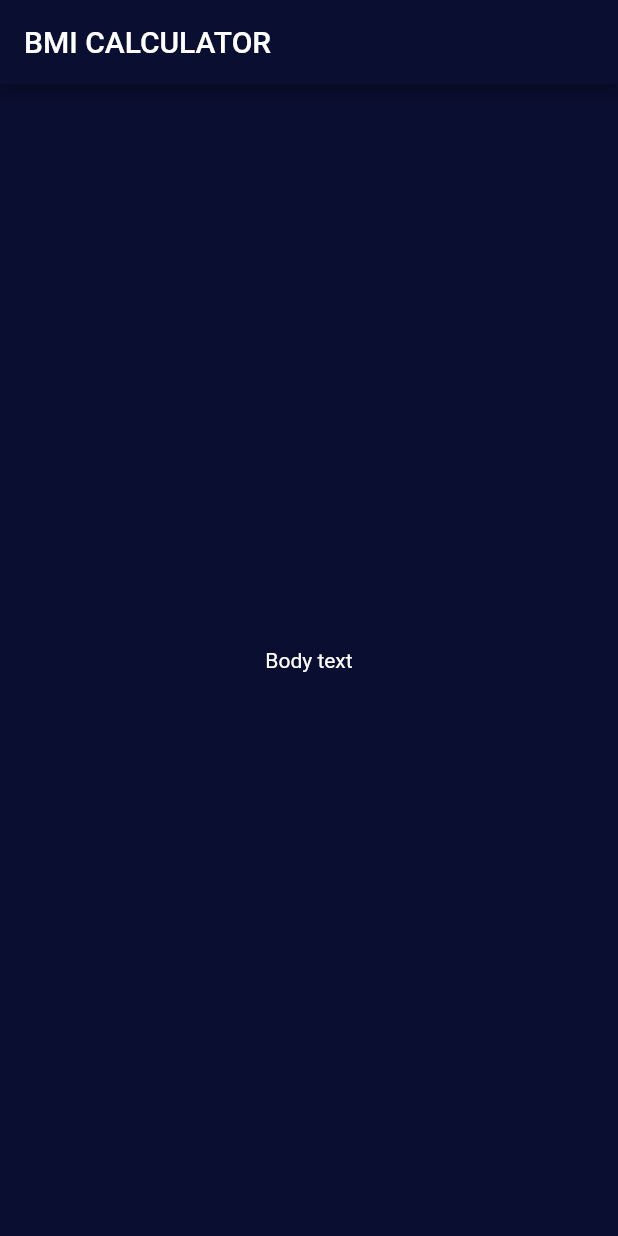
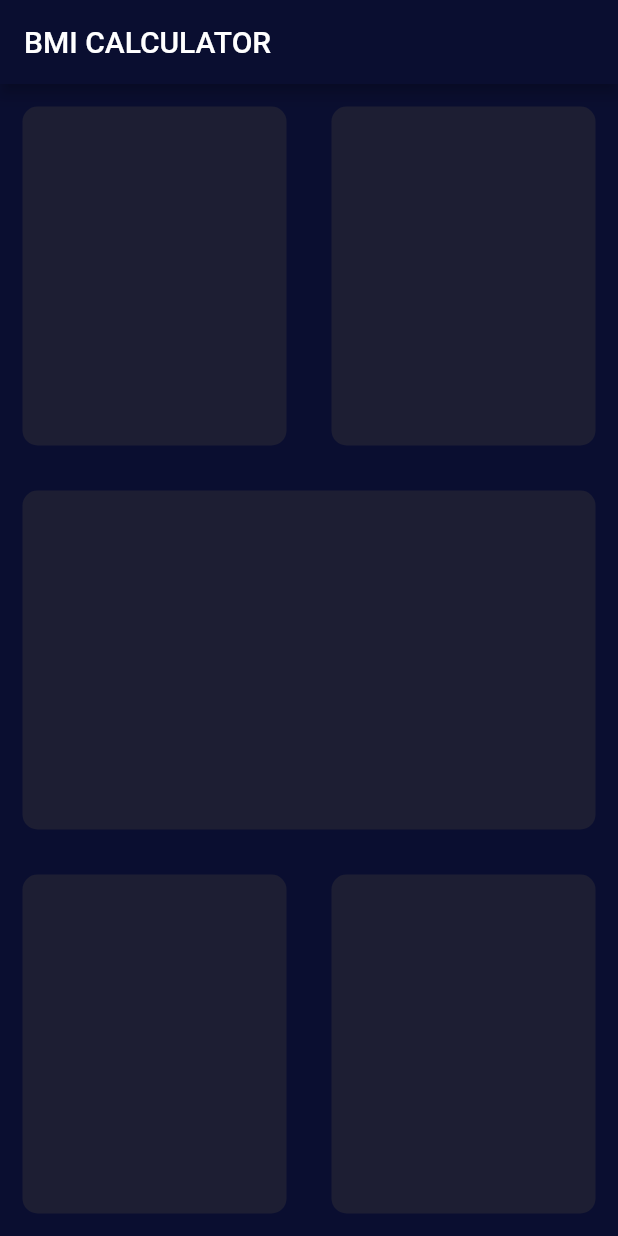
Before and after one commit to kambarovee/bmi-calculator, a Flutter app: the screen it shows after launch, on a phone screen of 412 x 824 dp. Run offline on Flutter 3.47's test engine with Material 2 defaults, Android fonts, the phone set to English and light mode, and no system bars.

Commit message:
Added some UI elements(Containers as a Card)

```diff
--- a/lib/input_page.dart
+++ b/lib/input_page.dart
@@ -12,9 +12,52 @@ class _InputPageState extends State<InputPage> {
       appBar: AppBar(
         title: Text('BMI CALCULATOR'),
       ),
-      body: Center(
-        child: Text('Body text'),
+      body: Column(
+        children: [
+          Expanded(
+            child: Row(
+              children: [
+                ReusableCard(colour: Color(0xFF1D1E33)),
+                ReusableCard(colour: Color(0xFF1D1E33)),
+              ],
+            ),
+          ),
+          Expanded(
+            child: Row(
+              children: [
+                ReusableCard(colour: Color(0xFF1D1E33)),
+              ],
+            ),
+          ),
+          Expanded(
+            child: Row(
+              children: [
+                ReusableCard(colour: Color(0xFF1D1E33)),
+                ReusableCard(colour: Color(0xFF1D1E33)),
+              ],
+            ),
+          ),
+        ],
       ),
     );
   }
 }
+
+class ReusableCard extends StatelessWidget {
+  ReusableCard({@required this.colour});
+
+  final Color colour;
+
+  @override
+  Widget build(BuildContext context) {
+    return Expanded(
+      child: Container(
+        margin: EdgeInsets.all(15),
+        decoration: BoxDecoration(
+          color: colour,
+          borderRadius: BorderRadius.circular(10.0),
+        ),
+      ),
+    );
+  }
+}
```
